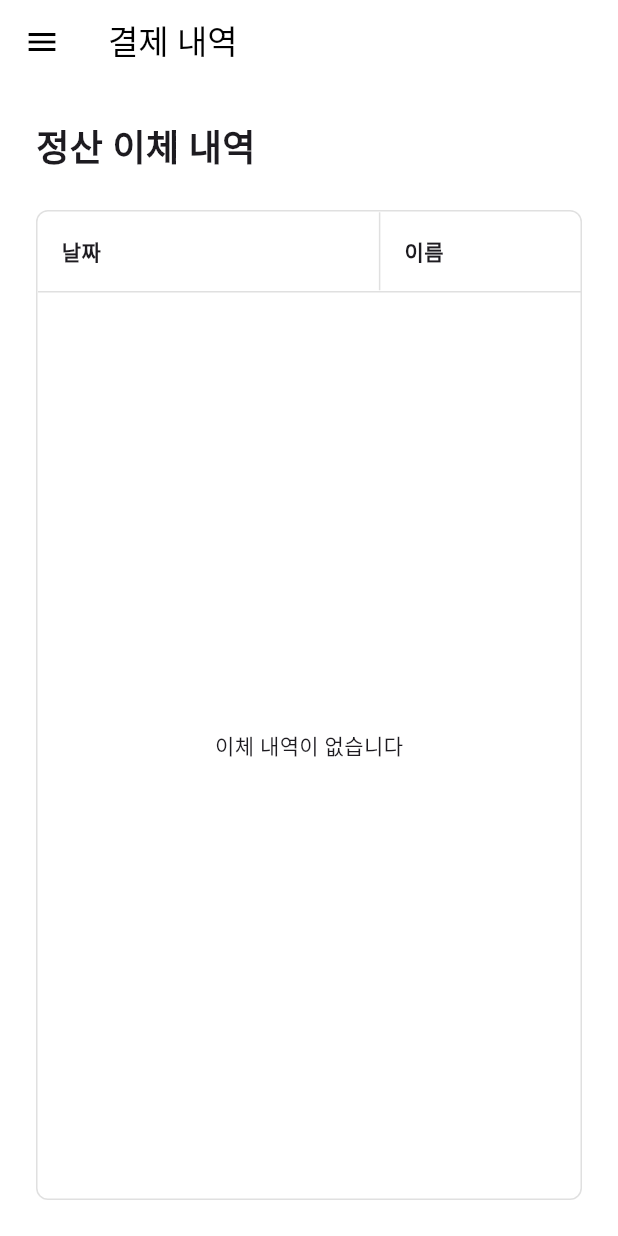
After one commit to MohamedAliBadawy/e-commerece_app_dashboard, a Flutter app: the screen it shows after launch, in the side drawer, after a tap on "결제 내역", on a phone screen of 412 x 824 dp. The commit adds this screen. Run offline on Flutter 3.47's test engine with Material 3 defaults, Android fonts, the phone set to English and light mode, and no system bars; our stand-ins replace cloud_firestore, cloud_functions, cross_file, dio, firebase_auth, firebase_core and 2 more; missing offline and left inert: excel, file_saver; accounts and stored records are empty.

Commit message:
finish payment_history_screen UI

```diff
--- a/lib/screens/admin_page.dart
+++ b/lib/screens/admin_page.dart
@@ -2,6 +2,7 @@ import 'package:ecommerce_app_dashboard/helpers/responsive_scaffold.dart';
 import 'package:ecommerce_app_dashboard/screens/category_management.dart';
 import 'package:ecommerce_app_dashboard/screens/delivery_manager_management.dart';
 import 'package:ecommerce_app_dashboard/screens/order_management.dart';
+import 'package:ecommerce_app_dashboard/screens/payment_history_screen.dart';
 import 'package:ecommerce_app_dashboard/screens/placeholder_editor_screen.dart';
 import 'package:ecommerce_app_dashboard/screens/post_management.dart';
 import 'package:ecommerce_app_dashboard/screens/user_management.dart';
@@ -38,6 +39,7 @@ class _AdminPageState extends State<AdminPage> {
       icon: Icons.edit_note,
       mobileTitle: '편집',
     ),
+    NavigationItem(title: '결제 내역', icon: Icons.payment, mobileTitle: '파이머'),
   ];
 
   @override
@@ -64,6 +66,7 @@ class _AdminPageState extends State<AdminPage> {
       ProductManagementScreen(),
       CategoryManagementScreen(),
       PlaceholderEditorScreen(),
+      PaymentHistoryScreen(),
     ];
     if (isMobile) {
       // Mobile Layout with Bottom Navigation
@@ -185,6 +188,15 @@ class _AdminPageState extends State<AdminPage> {
                           _currentSubPage = null;
                         }),
                   ),
+                  SidebarItem(
+                    title: '결제 내역',
+                    isSelected: _selectedIndex == 7,
+                    onTap:
+                        () => setState(() {
+                          _selectedIndex = 7;
+                          _currentSubPage = null;
+                        }),
+                  ),
                 ],
               ),
             ),
--- /dev/null
+++ b/lib/screens/payment_history_screen.dart
@@ -0,0 +1,264 @@
+import 'package:cloud_firestore/cloud_firestore.dart';
+import 'package:flutter/material.dart';
+import 'package:intl/intl.dart';
+
+class PaymentHistoryScreen extends StatefulWidget {
+  const PaymentHistoryScreen({super.key});
+
+  @override
+  State<PaymentHistoryScreen> createState() => _PaymentHistoryScreenState();
+}
+
+class _PaymentHistoryScreenState extends State<PaymentHistoryScreen> {
+  late final ScrollController _headerScrollController;
+  late final ScrollController _bodyScrollController;
+
+  @override
+  void initState() {
+    super.initState();
+    _headerScrollController = ScrollController();
+    _bodyScrollController = ScrollController();
+
+    _headerScrollController.addListener(() {
+      if (_bodyScrollController.hasClients &&
+          _bodyScrollController.offset != _headerScrollController.offset) {
+        _bodyScrollController.jumpTo(_headerScrollController.offset);
+      }
+    });
+    _bodyScrollController.addListener(() {
+      if (_headerScrollController.hasClients &&
+          _headerScrollController.offset != _bodyScrollController.offset) {
+        _headerScrollController.jumpTo(_bodyScrollController.offset);
+      }
+    });
+  }
+
+  @override
+  void dispose() {
+    _headerScrollController.dispose();
+    _bodyScrollController.dispose();
+    super.dispose();
+  }
+
+  Stream<QuerySnapshot> getPaymentsStream() {
+    return FirebaseFirestore.instance
+        .collection('payple_transfer_results')
+        .orderBy('receivedAt', descending: true)
+        .snapshots();
+  }
+
+  String formatDate(dynamic apiTranDtm, Timestamp? receivedAt) {
+    // Try to use receivedAt if available, else parse api_tran_dtm
+    if (receivedAt != null) {
+      final dt = receivedAt.toDate();
+      return DateFormat('yyyy-MM-dd HH:mm:ss').format(dt);
+    }
+    if (apiTranDtm is String && apiTranDtm.length >= 14) {
+      final dt = DateTime.tryParse(apiTranDtm.substring(0, 14));
+      if (dt != null) {
+        return DateFormat('yyyy-MM-dd HH:mm:ss').format(dt);
+      }
+    }
+    return '';
+  }
+
+  @override
+  Widget build(BuildContext context) {
+    return Padding(
+      padding: const EdgeInsets.all(24.0),
+      child: Column(
+        crossAxisAlignment: CrossAxisAlignment.start,
+        children: [
+          Text(
+            '정산 이체 내역',
+            style: TextStyle(fontSize: 24, fontWeight: FontWeight.bold),
+          ),
+          SizedBox(height: 24),
+          Expanded(
+            child: Container(
+              decoration: BoxDecoration(
+                border: Border.all(color: Colors.grey.shade300),
+                borderRadius: BorderRadius.circular(8),
+              ),
+              child: Column(
+                children: [
+                  // Table header
+                  SingleChildScrollView(
+                    scrollDirection: Axis.horizontal,
+                    controller: _headerScrollController,
+                    child: Container(
+                      width: 1600,
+                      decoration: BoxDecoration(
+                        border: Border(
+                          bottom: BorderSide(color: Colors.grey.shade300),
+                        ),
+                      ),
+                      child: Row(
+                        children: [
+                          _buildHeaderCell('날짜', 2),
+                          _buildHeaderCell('이름', 2),
+                          _buildHeaderCell('은행', 2),
+                          _buildHeaderCell('계좌번호', 2),
+                          _buildHeaderCell('금액', 1),
+                          _buildHeaderCell('결과', 1),
+                          _buildHeaderCell('메시지', 2),
+                          _buildHeaderCell('배송 관리자 전화번호', 2), // Changed header
+                        ],
+                      ),
+                    ),
+                  ),
+                  // Table body
+                  Expanded(
+                    child: StreamBuilder<QuerySnapshot>(
+                      stream: getPaymentsStream(),
+                      builder: (context, snapshot) {
+                        if (snapshot.hasError) {
+                          return Center(
+                            child: Text('Error: ${snapshot.error}'),
+                          );
+                        }
+                        if (!snapshot.hasData || snapshot.data == null) {
+                          return Center(child: Text('데이터가 없습니다'));
+                        }
+                        final docs = snapshot.data!.docs;
+                        if (docs.isEmpty) {
+                          return Center(child: Text('이체 내역이 없습니다'));
+                        }
+                        return SingleChildScrollView(
+                          scrollDirection: Axis.horizontal,
+                          controller: _bodyScrollController,
+                          child: SizedBox(
+                            width: 1600,
+                            child: ListView.builder(
+                              itemCount: docs.length,
+                              itemBuilder: (context, index) {
+                                final data =
+                                    docs[index].data() as Map<String, dynamic>;
+                                return Container(
+                                  decoration: BoxDecoration(
+                                    border: Border(
+                                      bottom: BorderSide(
+                                        color: Colors.grey.shade200,
+                                      ),
+                                    ),
+                                  ),
+                                  child: Row(
+                                    children: [
+                                      _buildCell(
+                                        formatDate(
+                                          data['api_tran_dtm'],
+                                          data['receivedAt'],
+                                        ),
+                                        2,
+                                      ),
+                                      _buildCell(
+                                        data['account_holder_name'] ?? '',
+                                        2,
+                                      ),
+                                      _buildCell(data['bank_name'] ?? '', 2),
+                                      _buildCell(
+                                        data['account_num_masked'] ??
+                                            data['account_num'] ??
+                                            '',
+                                        2,
+                                      ),
+                                      _buildCell(
+                                        NumberFormat('#,###').format(
+                                          int.tryParse(
+                                                data['tran_amt']?.toString() ??
+                                                    '0',
+                                              ) ??
+                                              0,
+                                        ),
+                                        1,
+                                      ),
+                                      _buildCell(data['result'] ?? '', 1),
+                                      _buildCell(data['message'] ?? '', 2),
+                                      _buildDeliveryManagerCell(
+                                        data['sub_id'] ?? '',
+                                      ),
+                                    ],
+                                  ),
+                                );
+                              },
+                            ),
+                          ),
+                        );
+                      },
+                    ),
+                  ),
+                ],
+              ),
+            ),
+          ),
+        ],
+      ),
+    );
+  }
+
+  Widget _buildHeaderCell(String title, int flex) {
+    return Expanded(
+      flex: flex,
+      child: Container(
+        padding: const EdgeInsets.all(16.0),
+        decoration: BoxDecoration(
+          border: Border(right: BorderSide(color: Colors.grey.shade300)),
+        ),
+        child: Text(title, style: TextStyle(fontWeight: FontWeight.bold)),
+      ),
+    );
+  }
+
+  Widget _buildDeliveryManagerCell(String subId) {
+    return Expanded(
+      flex: 2,
+      child: FutureBuilder<QuerySnapshot>(
+        future:
+            FirebaseFirestore.instance
+                .collection('deliveryManagers')
+                .where('subId', isEqualTo: subId)
+                .limit(1)
+                .get(),
+        builder: (context, snapshot) {
+          if (snapshot.connectionState == ConnectionState.waiting) {
+            return Padding(
+              padding: const EdgeInsets.all(16.0),
+              child: SizedBox(
+                width: 24,
+                height: 24,
+                child: CircularProgressIndicator(strokeWidth: 2),
+              ),
+            );
+          }
+          if (!snapshot.hasData ||
+              snapshot.data == null ||
+              snapshot.data!.docs.isEmpty) {
+            return Padding(
+              padding: const EdgeInsets.all(16.0),
+              child: Text('없음', style: TextStyle(color: Colors.grey)),
+            );
+          }
+          final doc = snapshot.data!.docs.first.data() as Map<String, dynamic>;
+          final phone = doc['phone'] ?? '';
+          return Padding(
+            padding: const EdgeInsets.all(16.0),
+            child: Text(phone, style: TextStyle(fontSize: 15)),
+          );
+        },
+      ),
+    );
+  }
+
+  Widget _buildCell(String value, int flex) {
+    return Expanded(
+      flex: flex,
+      child: Container(
+        padding: const EdgeInsets.all(16.0),
+        decoration: BoxDecoration(
+          border: Border(right: BorderSide(color: Colors.grey.shade100)),
+        ),
+        child: Text(value, style: TextStyle(fontSize: 15)),
+      ),
+    );
+  }
+}
```
